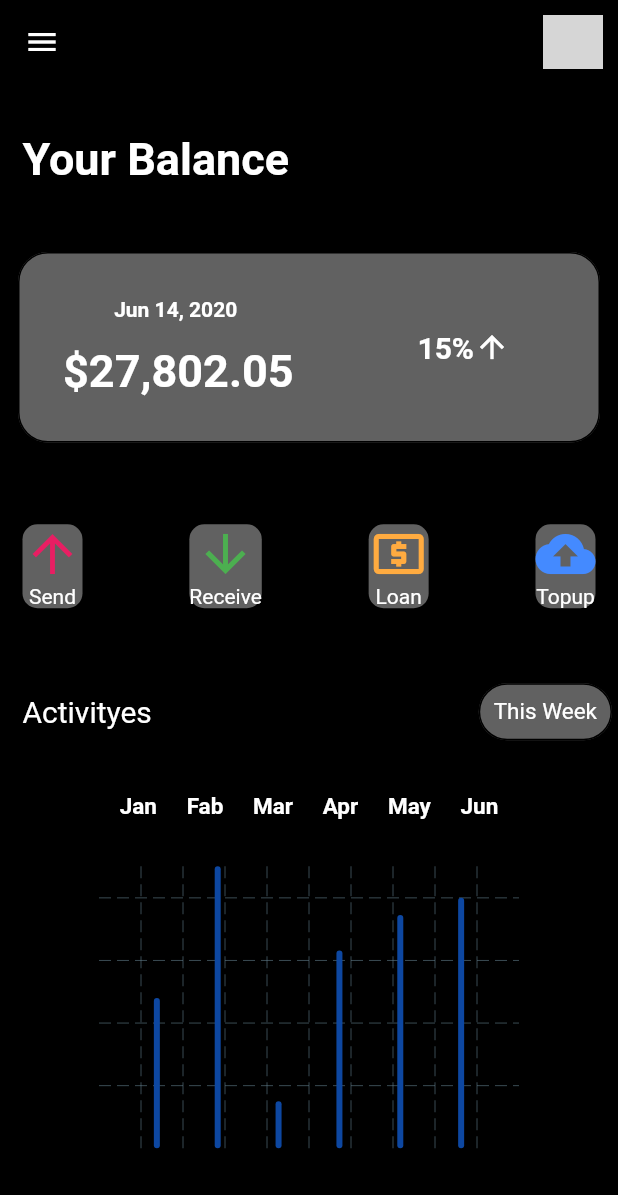
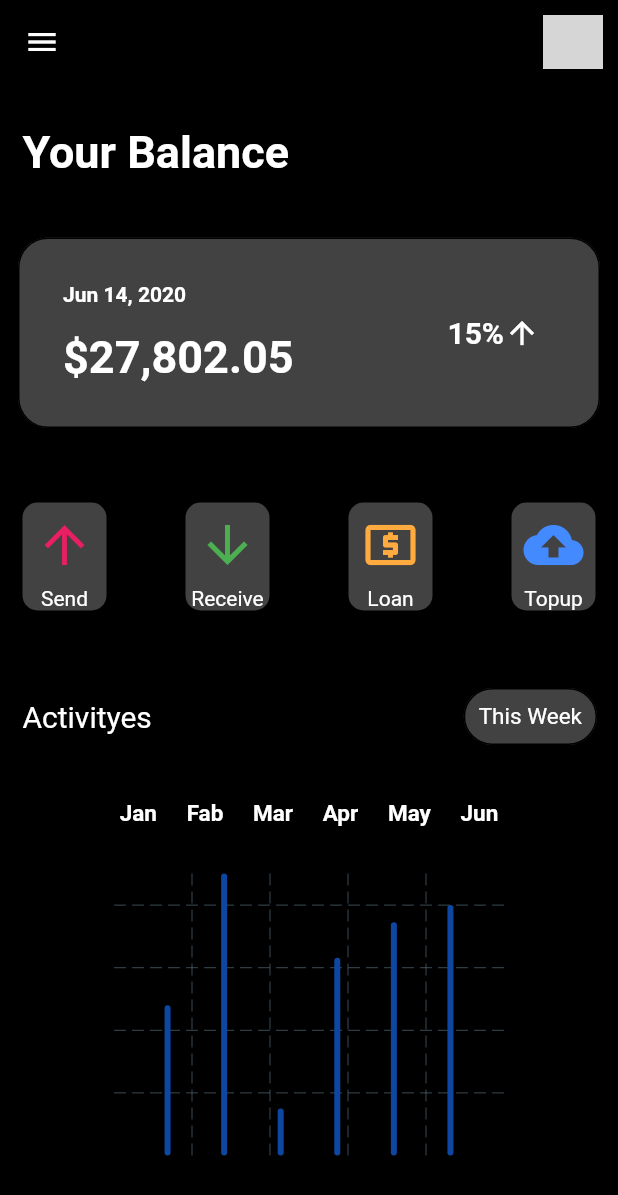
Before and after one commit to AmanGodhani03/21010101068_FlutterProject, a Flutter app: the screen it shows after launch, on a phone screen of 412 x 824 dp. Shown: the top 1195 px of the screen. Run offline on Flutter 3.47's test engine with Material 2 defaults, Android fonts, the phone set to English and light mode, and no system bars; drawn by our look-alikes of fl_chart; grey boxes are pictures that could not be loaded.

Commit message:
Update home_page.dart

```diff
--- a/lib/home_page.dart
+++ b/lib/home_page.dart
@@ -40,7 +40,7 @@ class _Home_pahgeState extends State<Home_pahge> {
           Padding(
             padding: EdgeInsets.all(10.0),
             child: CircleAvatar(
-              backgroundImage: AssetImage("images/boy.jfif"),
+              backgroundImage: AssetImage("assets/images/boy.jfif"),
               radius: 20,
             ),
           )
@@ -74,7 +74,7 @@ class _Home_pahgeState extends State<Home_pahge> {
               padding: const EdgeInsets.all(8.0),
               child: Card(
                 elevation: 10,
-                color: Colors.grey.shade700,
+                color: Colors.grey.shade800,
                 shape:
                     OutlineInputBorder(borderRadius: BorderRadius.circular(20)),
                 child: Row(
@@ -83,6 +83,8 @@ class _Home_pahgeState extends State<Home_pahge> {
                       Padding(
                         padding: const EdgeInsets.all(30.0),
                         child: Column(
+                          mainAxisAlignment: MainAxisAlignment.spaceBetween,
+                          crossAxisAlignment: CrossAxisAlignment.start,
                           children: [
                             Text(
                               "Jun 14, 2020 \n",
@@ -101,7 +103,7 @@ class _Home_pahgeState extends State<Home_pahge> {
                         ),
                       ),
                       Padding(
-                        padding: const EdgeInsets.only(right: 60),
+                        padding: const EdgeInsets.only(right: 40),
                         child: Row(children: [
                           Text(
                             "15%",
@@ -129,15 +131,18 @@ class _Home_pahgeState extends State<Home_pahge> {
                   children: [
                     Container(
 
-                      decoration: BoxDecoration(borderRadius: BorderRadius.circular(10),color: Colors.grey.shade700,),
+                      decoration: BoxDecoration(borderRadius: BorderRadius.circular(10),color: Colors.grey.shade800,),
                       child: Container(
                         child: Column(
                           children: [
                             Container(
+                                child: Padding(
+                                  padding: const EdgeInsets.all(8.0),
                                   child: Icon(
                               Icons.arrow_upward_outlined,
                               color: Colors.pink,
                               size: 40,
+                            ),
                                 )),
                             Container(
                                 child: Text("Send",
@@ -147,14 +152,17 @@ class _Home_pahgeState extends State<Home_pahge> {
                       ),
                     ),
                     Container(
-                      decoration: BoxDecoration(borderRadius: BorderRadius.circular(10),color: Colors.grey.shade700,),
+                      decoration: BoxDecoration(borderRadius: BorderRadius.circular(10),color: Colors.grey.shade800,),
                       child: Column(
                         children: [
                           Container(
+                              child: Padding(
+                                padding: const EdgeInsets.all(8.0),
                                 child: Icon(
                             Icons.arrow_downward_outlined,
                             color: Colors.green,
                             size: 40,
+                          ),
                               )),
                           Container(
                             child: Text("Receive",
@@ -164,14 +172,17 @@ class _Home_pahgeState extends State<Home_pahge> {
                       ),
                     ),
                     Container(
-                      decoration: BoxDecoration(borderRadius: BorderRadius.circular(10),color: Colors.grey.shade700,),
+                      decoration: BoxDecoration(borderRadius: BorderRadius.circular(10),color: Colors.grey.shade800,),
                       child: Column(
                         children: [
                           Container(
+                              child: Padding(
+                                padding: const EdgeInsets.all(8.0),
                                 child: Icon(
                             Icons.local_atm,
                             color: Colors.orangeAccent,
                             size: 40,
+                          ),
                               )),
                           Container(
                               child: Text("Loan",
@@ -180,14 +191,17 @@ class _Home_pahgeState extends State<Home_pahge> {
                       ),
                     ),
                     Container(
-                      decoration: BoxDecoration(borderRadius: BorderRadius.circular(10),color: Colors.grey.shade700,),
+                      decoration: BoxDecoration(borderRadius: BorderRadius.circular(10),color: Colors.grey.shade800,),
                       child: Column(
                         children: [
                           Container(
+                              child: Padding(
+                                padding: const EdgeInsets.all(8.0),
                                 child: Icon(
                             Icons.cloud_upload,
                             color: Colors.blueAccent,
                             size: 40,
+                          ),
                               )),
                           Container(
                               child: Text(
@@ -212,9 +226,9 @@ class _Home_pahgeState extends State<Home_pahge> {
                 )),
               ),
               Padding(
-                padding: const EdgeInsets.only(left: 100.0),
+                padding: const EdgeInsets.all(10.0),
                 child: Card(
-                    color: Colors.grey.shade700,
+                    color: Colors.grey.shade800,
                     shape: OutlineInputBorder(
                         borderRadius: BorderRadius.circular(20)),
                     child: Padding(
@@ -269,7 +283,7 @@ class ChartSection extends StatelessWidget {
     return Container(
       color: Colors.black,
       height: 250,
-      width: 370,
+      width: 350,
       child:
         BarChart(BarChartData(backgroundColor: Colors.black,barGroups: [
           BarChartGroupData(
```
Lines whose indentation alone changed are shown as unchanged.
